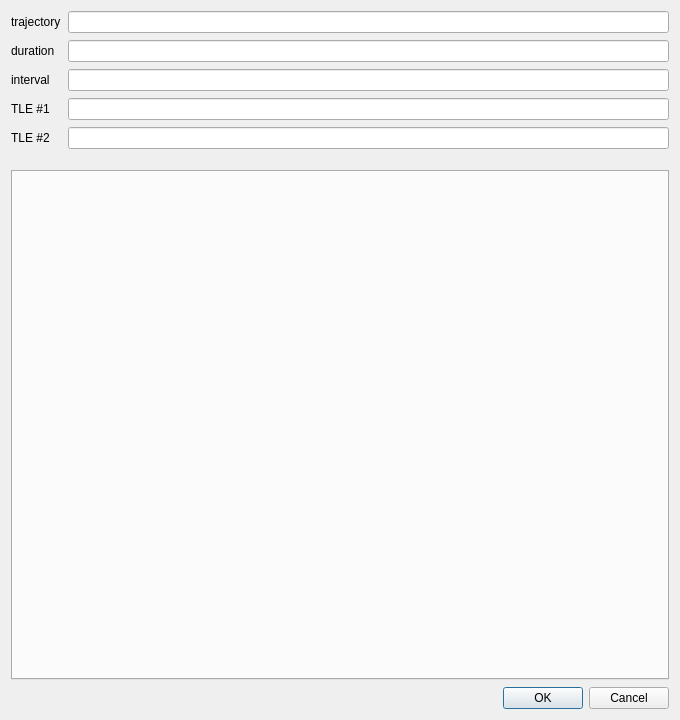
First picture: the form in statsdialog.ui, repository busoc/crosspath-gui, before the edit.
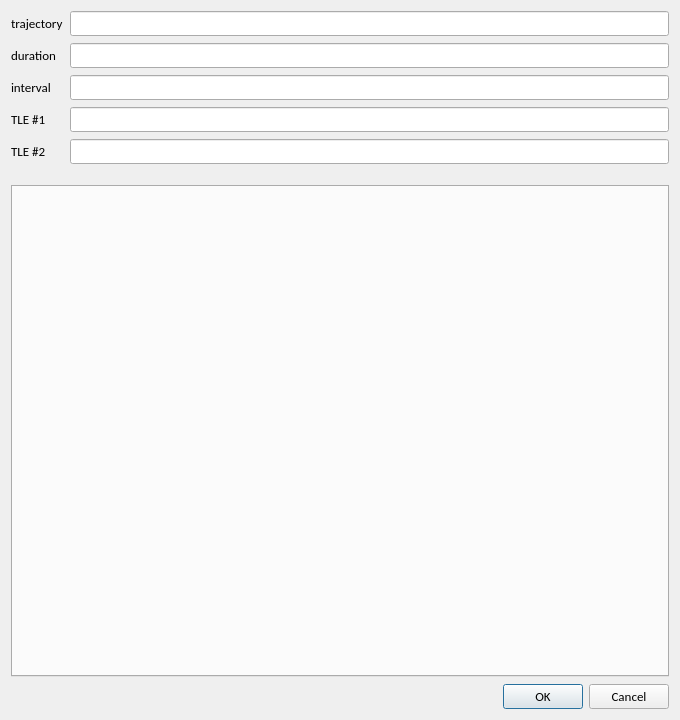
Second picture: the form after the edit.

Commit message: update UI + set font to app

What changed in the file:
```diff
--- a/statsdialog.ui
+++ b/statsdialog.ui
@@ -16,6 +16,12 @@
     <verstretch>0</verstretch>
    </sizepolicy>
   </property>
+  <property name="font">
+   <font>
+    <family>Calibri</family>
+    <pointsize>10</pointsize>
+   </font>
+  </property>
   <property name="windowTitle">
    <string>Trajectory: Eclipses and SAA crossing</string>
   </property>
```
The commit also changes 4 other files.
